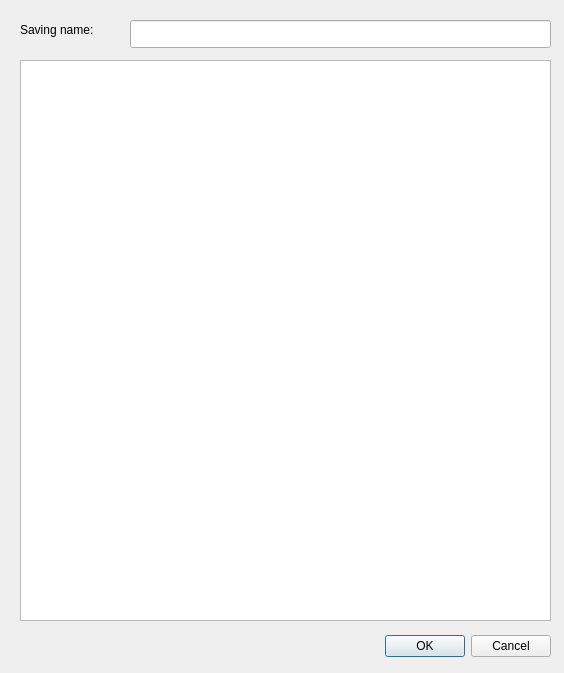
Qt form src/ui/save_as_window/save_as_window.ui (ShompolovMaxim/FCM) before a commit.
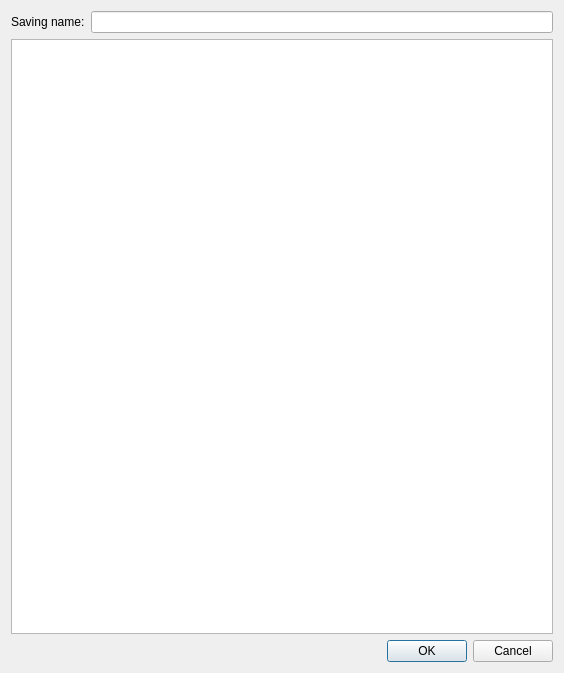
The same form after that commit.

```diff
--- a/src/ui/save_as_window/save_as_window.ui
+++ b/src/ui/save_as_window/save_as_window.ui
@@ -13,15 +13,22 @@
   <property name="windowTitle">
    <string>Dialog</string>
   </property>
+  <layout class="QGridLayout" name="gridLayout">
+   <item row="0" column="0">
+    <widget class="QLabel" name="label">
+     <property name="text">
+      <string>Saving name:</string>
+     </property>
+    </widget>
+   </item>
+   <item row="0" column="1">
+    <widget class="QLineEdit" name="savingName"/>
+   </item>
+   <item row="1" column="0" colspan="2">
+    <widget class="QListWidget" name="modelsNames"/>
+   </item>
+   <item row="2" column="1">
   <widget class="QDialogButtonBox" name="buttonBox">
-   <property name="geometry">
-    <rect>
-     <x>210</x>
-     <y>630</y>
-     <width>341</width>
-     <height>32</height>
-    </rect>
-   </property>
    <property name="orientation">
     <enum>Qt::Orientation::Horizontal</enum>
    </property>
@@ -29,39 +36,8 @@
     <set>QDialogButtonBox::StandardButton::Cancel|QDialogButtonBox::StandardButton::Ok</set>
    </property>
   </widget>
-  <widget class="QListWidget" name="modelsNames">
-   <property name="geometry">
-    <rect>
-     <x>20</x>
-     <y>60</y>
-     <width>531</width>
-     <height>561</height>
-    </rect>
-   </property>
-  </widget>
-  <widget class="QLineEdit" name="savingName">
-   <property name="geometry">
-    <rect>
-     <x>130</x>
-     <y>20</y>
-     <width>421</width>
-     <height>28</height>
-    </rect>
-   </property>
-  </widget>
-  <widget class="QLabel" name="label">
-   <property name="geometry">
-    <rect>
-     <x>20</x>
-     <y>20</y>
-     <width>101</width>
-     <height>20</height>
-    </rect>
-   </property>
-   <property name="text">
-    <string>Saving name:</string>
-   </property>
-  </widget>
+   </item>
+  </layout>
  </widget>
  <resources/>
  <connections>
```
Lines whose indentation alone changed are shown as unchanged.
